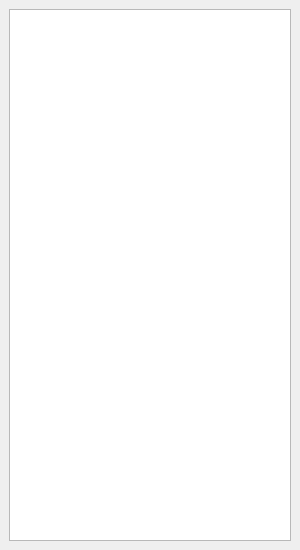
Old version of the form branches/trunk/UI/statisticswindow.ui in the repository textbrowser/spot-on.
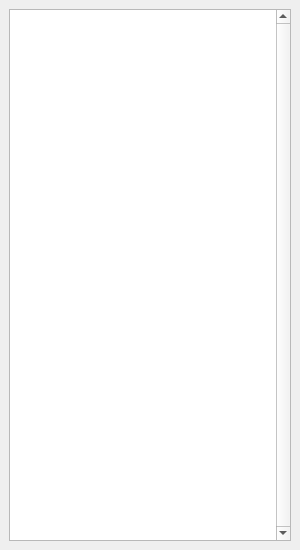
New version of the form. Icons and pictures are not drawn.

```diff
--- a/branches/trunk/UI/statisticswindow.ui
+++ b/branches/trunk/UI/statisticswindow.ui
@@ -17,7 +17,29 @@
   <widget class="QWidget" name="centralwidget">
    <layout class="QVBoxLayout" name="verticalLayout">
     <item>
-     <widget class="QTableView" name="view"/>
+     <widget class="QTableView" name="view">
+      <property name="verticalScrollBarPolicy">
+       <enum>Qt::ScrollBarAlwaysOn</enum>
+      </property>
+      <property name="alternatingRowColors">
+       <bool>true</bool>
+      </property>
+      <property name="selectionMode">
+       <enum>QAbstractItemView::SingleSelection</enum>
+      </property>
+      <property name="selectionBehavior">
+       <enum>QAbstractItemView::SelectRows</enum>
+      </property>
+      <property name="horizontalScrollMode">
+       <enum>QAbstractItemView::ScrollPerPixel</enum>
+      </property>
+      <property name="sortingEnabled">
+       <bool>true</bool>
+      </property>
+      <attribute name="horizontalHeaderStretchLastSection">
+       <bool>true</bool>
+      </attribute>
+     </widget>
     </item>
    </layout>
   </widget>
```
